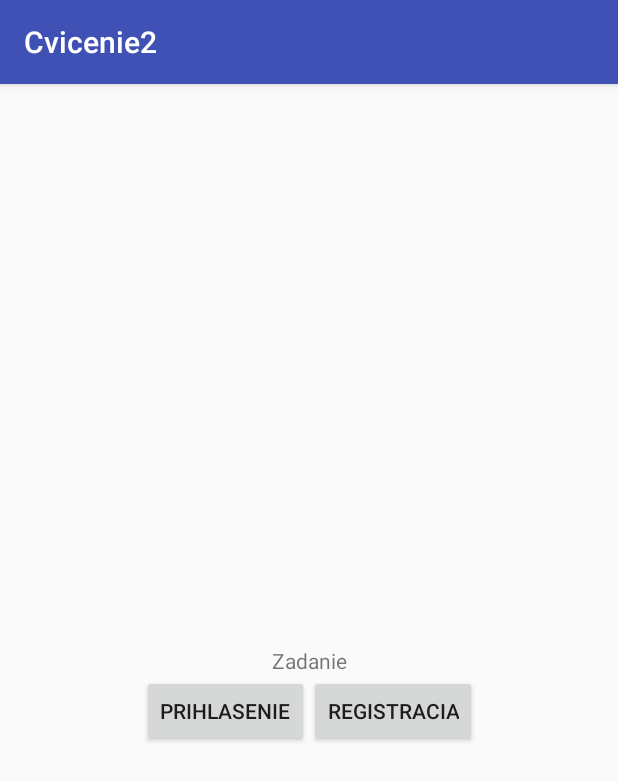
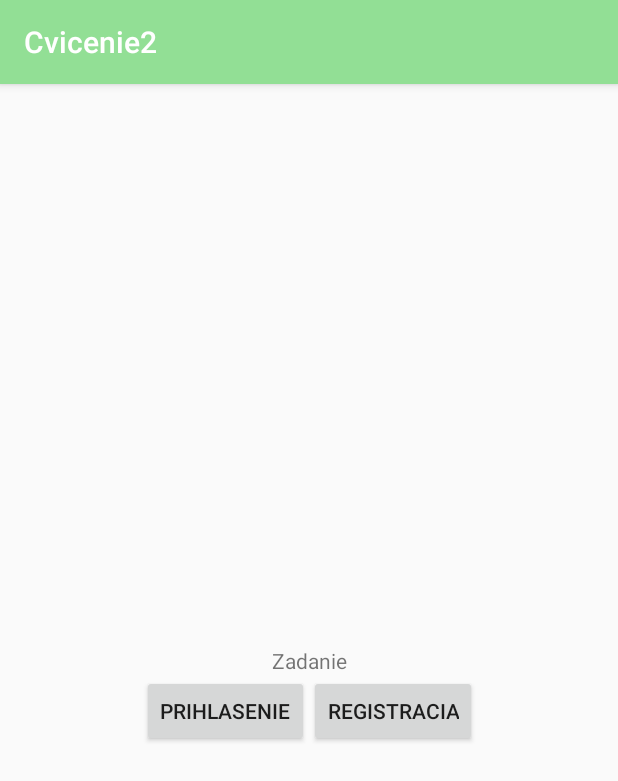
Before and after one commit to David-Baranec/mobv, an Android app: the screen it shows after launch (MainActivity), on a phone screen of 412 x 824 dp. Shown: the top 781 px of the screen. Run offline under Robolectric (Android 15) with nearby library versions, the phone set to English and light mode, and no system bars; our stand-ins replace data binding.

Commit message:
style: class name fixed

```diff
--- a/app/src/main/java/com/example/cvicenie2/data/api/ApiService.kt
+++ b/app/src/main/java/com/example/cvicenie2/data/api/ApiService.kt
@@ -2,7 +2,6 @@ package com.example.cvicenie2.data.api
 import android.content.Context
 import com.squareup.moshi.Moshi
 import com.squareup.moshi.kotlin.reflect.KotlinJsonAdapterFactory
-import com.example.cvicenie2.config.AppConfig
 import com.example.cvicenie2.data.api.helper.AuthInterceptor
 import com.example.cvicenie2.data.api.helper.TokenAuthenticator
 import com.example.cvicenie2.data.api.model.GeofenceListResponse
--- a/app/src/main/java/com/example/cvicenie2/fragments/LogInFragment.kt
+++ b/app/src/main/java/com/example/cvicenie2/fragments/LogInFragment.kt
@@ -14,7 +14,7 @@ import com.example.cvicenie2.data.DataRepository
 import com.example.cvicenie2.databinding.FragmentLoginBinding
 import com.example.cvicenie2.viewmodels.AuthViewModel
 
-class LoginFragment : Fragment() {
+class LogInFragment : Fragment() {
     private lateinit var viewModel: AuthViewModel
     private lateinit var binding: FragmentLoginBinding
     override fun onCreate(savedInstanceState: Bundle?) {
--- a/app/src/main/java/com/example/cvicenie2/fragments/SignUpFragment.kt
+++ b/app/src/main/java/com/example/cvicenie2/fragments/SignUpFragment.kt
@@ -14,7 +14,7 @@ import com.example.cvicenie2.databinding.FragmentSignupBinding
 import com.example.cvicenie2.viewmodels.AuthViewModel
 import com.google.android.material.snackbar.Snackbar
 
-class SignupFragment : Fragment() {
+class SignUpFragment : Fragment() {
     private lateinit var viewModel: AuthViewModel
     private lateinit var binding: FragmentSignupBinding
     override fun onCreate(savedInstanceState: Bundle?) {
--- a/app/src/main/res/values/styles.xml
+++ b/app/src/main/res/values/styles.xml
@@ -1,9 +1,9 @@
 <?xml version="1.0" encoding="utf-8"?>
 <resources>
     <style name="AppTheme" parent="Theme.AppCompat.Light.DarkActionBar">
-        <item name="colorPrimary">#3F51B5</item>
-        <item name="colorPrimaryDark">#303F9F</item>
-        <item name="colorAccent">#FF4081</item>
+        <item name="colorPrimary">#92DF95</item>
+        <item name="colorPrimaryDark">#32A837</item>
+        <item name="colorAccent">#7C022C</item>
     </style>
     <style name="TextStyle">
         <item name="android:textColor">#FF0000</item>
```
Also changed, not shown: app/src/main/java/com/example/cvicenie2/data/api/helper/TokenAuthenticator.kt (renamed from app/src/main/java/com/example/cvicenie2/data/api/helper/TokenAuthentikator.kt).
